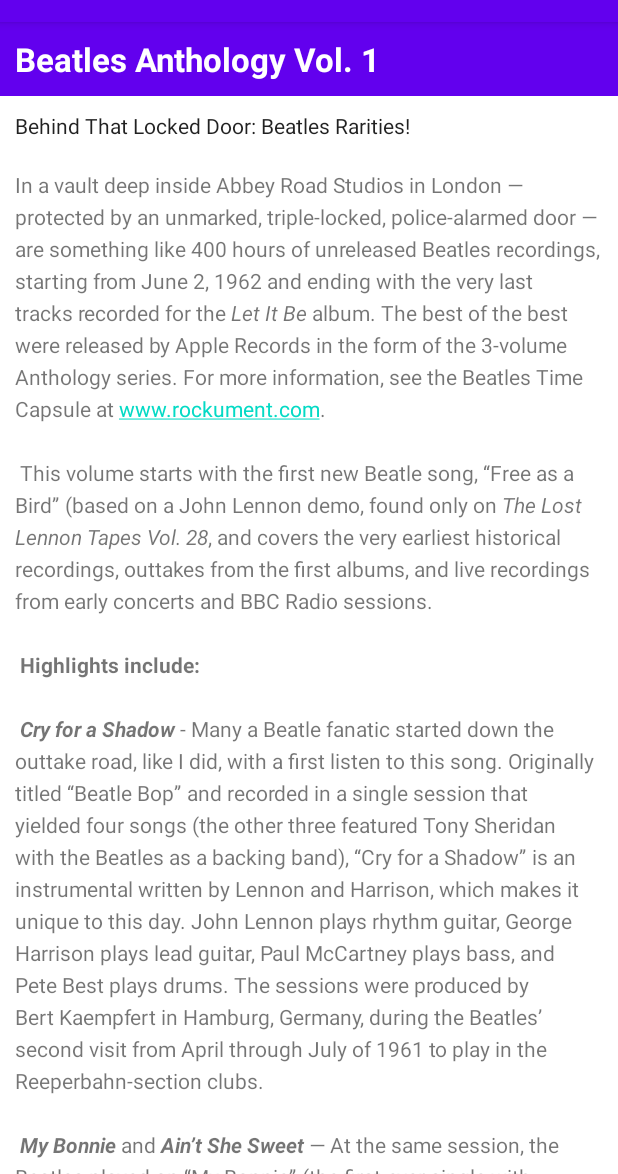
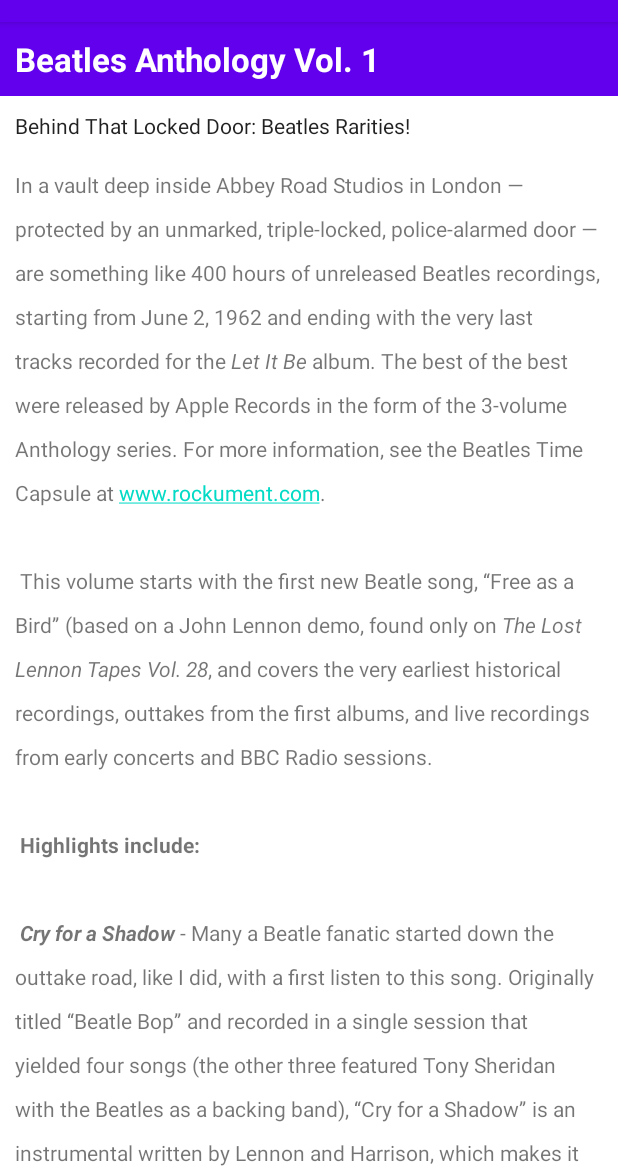
Before and after one commit to aprashant21/ScrollText, an Android app: the screen it shows after launch (MainActivity), on a phone screen of 412 x 824 dp, the part 62-1236 px from its top. Run offline under Robolectric (Android 15) with nearby library versions, the phone set to English and light mode, and no system bars.

Commit message:
coding challenge added

```diff
--- a/app/src/main/res/layout/activity_main.xml
+++ b/app/src/main/res/layout/activity_main.xml
@@ -37,15 +37,15 @@
                 android:textAppearance="@android:style/TextAppearance.DeviceDefault" />
 
             <TextView
+                android:id="@+id/article"
                 android:layout_width="match_parent"
                 android:layout_height="wrap_content"
-                android:id="@+id/article"
+                android:autoLink="web"
+                android:lineSpacingExtra="@dimen/line_spacing"
+                android:lineSpacingMultiplier="1.5"
                 android:padding="@dimen/padding_regular"
-                android:lineSpacingExtra="@dimen/line_spacing"
-                android:text="@string/article_text"
-                android:autoLink="web"
 
-                />
+                android:text="@string/article_text" />
 
             <Button
                 android:id="@+id/button"
```
